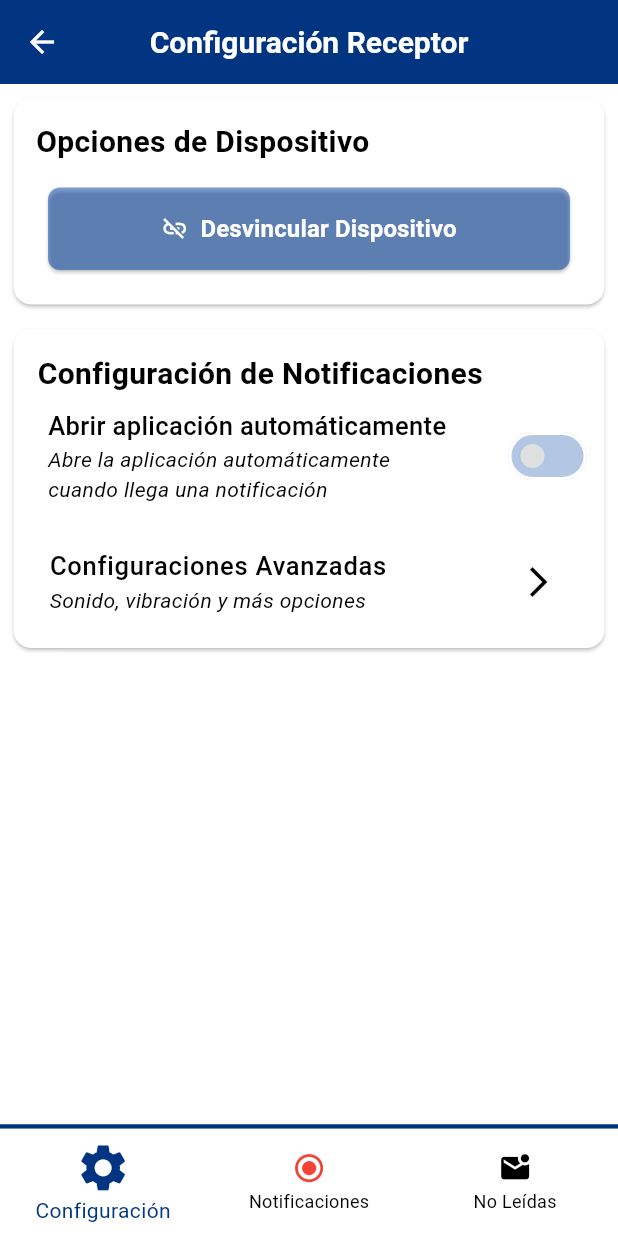
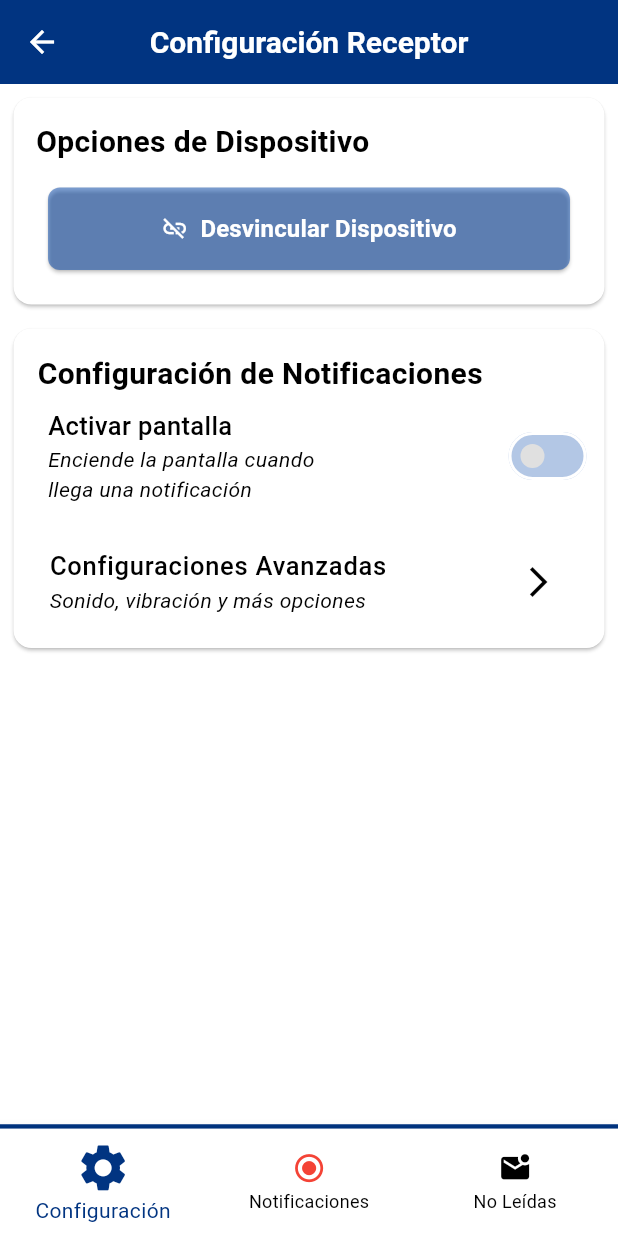
Before and after one commit to J-Manriquez/connect, a Flutter app: the ReceptorSettingsScreen screen opened by its route, on a phone screen of 412 x 824 dp. Run offline on Flutter 3.47's test engine with Material 3 defaults, Android fonts, the phone set to English and light mode, and no system bars; our stand-ins replace cloud_firestore, firebase_core, permission_handler, shared_preferences; accounts and stored records are empty.

Commit message:
encender pantalla y auto open app por separado

```diff
--- a/lib/screens/receptor/receptor_settings_screen.dart
+++ b/lib/screens/receptor/receptor_settings_screen.dart
@@ -15,8 +15,10 @@ class ReceptorSettingsScreen extends StatefulWidget {
 }
 
 class _ReceptorSettingsScreenState extends State<ReceptorSettingsScreen>
-    with WidgetsBindingObserver { // ✅ Añadir observer
+    with WidgetsBindingObserver {
   bool _notificationsEnabled = false;
+  // ✅ SEPARAR EN DOS VARIABLES
+  bool _screenWakeEnabled = false;
   bool _autoOpenEnabled = false;
   bool _isLoading = true;
 
@@ -68,16 +70,31 @@ class _ReceptorSettingsScreenState extends State<ReceptorSettingsScreen>
     });
 
     final notificationsEnabled = await LocalNotificationService.areNotificationsEnabled();
+    // ✅ CARGAR LAS NUEVAS CONFIGURACIONES SEPARADAS
+    final screenWakeEnabled = await LocalNotificationService.isScreenWakeEnabled();
     final autoOpenEnabled = await LocalNotificationService.isAutoOpenEnabled();
 
     setState(() {
       _notificationsEnabled = notificationsEnabled;
+      _screenWakeEnabled = screenWakeEnabled;
       _autoOpenEnabled = autoOpenEnabled;
       _isLoading = false;
     });
 
-    // ✅ SOLUCIÓN: Verificar estado del servicio después de cargar configuración
     _ensureNotificationServiceActive();
+  }
+
+  // ✅ NUEVOS MÉTODOS PARA LOS DOS SWITCHES
+  Future<void> _toggleScreenWake(bool value) async {
+    await LocalNotificationService.setScreenWakeEnabled(value);
+    setState(() {
+      _screenWakeEnabled = value;
+      // Si se desactiva screen wake, también desactivar auto-open
+      if (!value && _autoOpenEnabled) {
+        _autoOpenEnabled = false;
+        LocalNotificationService.setAutoOpenEnabled(false);
+      }
+    });
   }
 
   Future<void> _toggleAutoOpen(bool value) async {
@@ -202,6 +219,7 @@ class _ReceptorSettingsScreenState extends State<ReceptorSettingsScreen>
                             ),
                           ),
                         ),
+                        // ✅ PRIMER SWITCH: ACTIVAR PANTALLA
                         Row(
                           mainAxisAlignment: MainAxisAlignment.spaceBetween,
                           children: [
@@ -212,7 +230,7 @@ class _ReceptorSettingsScreenState extends State<ReceptorSettingsScreen>
                                 Padding(
                                   padding: const EdgeInsets.only(left: 15),
                                   child: Text(
-                                    'Abrir aplicación automáticamente',
+                                    'Activar pantalla',
                                     style: TextStyle(
                                       fontSize: 17,
                                       fontWeight: FontWeight.w500,
@@ -222,7 +240,7 @@ class _ReceptorSettingsScreenState extends State<ReceptorSettingsScreen>
                                 Padding(
                                   padding: EdgeInsets.only(left: 15),
                                   child: Text(
-                                    'Abre la aplicación automáticamente \ncuando llega una notificación',
+                                    'Enciende la pantalla cuando \nllega una notificación',
                                     style: TextStyle(
                                       fontSize: 14,
                                       fontStyle: FontStyle.italic,
@@ -232,14 +250,56 @@ class _ReceptorSettingsScreenState extends State<ReceptorSettingsScreen>
                               ],
                             ),
                             Switch(
-                              value: _autoOpenEnabled,
-                              onChanged: _toggleAutoOpen,
+                              value: _screenWakeEnabled,
+                              onChanged: _toggleScreenWake,
                               activeColor: Colors.green,
                               inactiveTrackColor: customColor[200],
                               inactiveThumbColor: Colors.grey[300],
                             ),
                           ],
                         ),
+                        // ✅ SEGUNDO SWITCH: AUTO-APERTURA (SOLO VISIBLE SI SCREEN WAKE ESTÁ ACTIVO)
+                        if (_screenWakeEnabled) ...[
+                          const SizedBox(height: 8),
+                          Padding(
+                            padding: const EdgeInsets.only(left: 20),
+                            child: Row(
+                              mainAxisAlignment: MainAxisAlignment.spaceBetween,
+                              children: [
+                                Expanded(
+                                  child: Column(
+                                    crossAxisAlignment: CrossAxisAlignment.start,
+                                    children: [
+                                      Text(
+                                        'Abrir aplicación automáticamente',
+                                        style: TextStyle(
+                                          fontSize: 16,
+                                          fontWeight: FontWeight.w500,
+                                          color: Colors.grey[700],
+                                        ),
+                                      ),
+                                      Text(
+                                        'Abre la aplicación automáticamente \ncuando llega una notificación',
+                                        style: TextStyle(
+                                          fontSize: 13,
+                                          fontStyle: FontStyle.italic,
+                                          color: Colors.grey[600],
+                                        ),
+                                      ),
+                                    ],
+                                  ),
+                                ),
+                                Switch(
+                                  value: _autoOpenEnabled,
+                                  onChanged: _toggleAutoOpen,
+                                  activeColor: Colors.green,
+                                  inactiveTrackColor: customColor[200],
+                                  inactiveThumbColor: Colors.grey[300],
+                                ),
+                              ],
+                            ),
+                          ),
+                        ],
                         const Divider(),
                         // Botón para configuraciones avanzadas
                         ListTile(
--- a/lib/services/local_notification_service.dart
+++ b/lib/services/local_notification_service.dart
@@ -9,6 +9,8 @@ class LocalNotificationService {
   static const String KEY_NOTIFICATIONS_ENABLED = 'local_notifications_enabled';
   static const String KEY_SOUND_ENABLED = 'local_notifications_sound';
   static const String KEY_VIBRATION_ENABLED = 'local_notifications_vibration';
+  // ✅ NUEVAS CLAVES SEPARADAS
+  static const String KEY_SCREEN_WAKE_ENABLED = 'local_notifications_screen_wake';
   static const String KEY_AUTO_OPEN_ENABLED = 'local_notifications_auto_open';
 
   // Callback para manejar cuando se toca una notificación
@@ -86,6 +88,8 @@ class LocalNotificationService {
     final prefs = await SharedPreferences.getInstance();
     final soundEnabled = prefs.getBool(KEY_SOUND_ENABLED) ?? true;
     final vibrationEnabled = prefs.getBool(KEY_VIBRATION_ENABLED) ?? true;
+    // ✅ OBTENER LAS NUEVAS CONFIGURACIONES SEPARADAS
+    final screenWakeEnabled = prefs.getBool(KEY_SCREEN_WAKE_ENABLED) ?? false;
     final autoOpenEnabled = prefs.getBool(KEY_AUTO_OPEN_ENABLED) ?? false;
 
     try {
@@ -97,6 +101,8 @@ class LocalNotificationService {
         'notificationId': notificationId,
         'soundEnabled': soundEnabled,
         'vibrationEnabled': vibrationEnabled,
+        // ✅ ENVIAR LAS NUEVAS CONFIGURACIONES SEPARADAS
+        'screenWakeEnabled': screenWakeEnabled,
         'autoOpenEnabled': autoOpenEnabled,
       });
     } catch (e) {
@@ -140,9 +146,26 @@ class LocalNotificationService {
   }
 
   // Habilitar o deshabilitar apertura automática
+  // ✅ NUEVOS MÉTODOS PARA MANEJAR ACTIVACIÓN DE PANTALLA
+  static Future<void> setScreenWakeEnabled(bool enabled) async {
+    final prefs = await SharedPreferences.getInstance();
+    await prefs.setBool(KEY_SCREEN_WAKE_ENABLED, enabled);
+  }
+
+  static Future<bool> isScreenWakeEnabled() async {
+    final prefs = await SharedPreferences.getInstance();
+    return prefs.getBool(KEY_SCREEN_WAKE_ENABLED) ?? false;
+  }
+
+  // ✅ MODIFICAR MÉTODOS DE AUTO-APERTURA PARA QUE DEPENDAN DE SCREEN_WAKE
   static Future<void> setAutoOpenEnabled(bool enabled) async {
     final prefs = await SharedPreferences.getInstance();
     await prefs.setBool(KEY_AUTO_OPEN_ENABLED, enabled);
+  }
+
+  static Future<bool> isAutoOpenEnabled() async {
+    final prefs = await SharedPreferences.getInstance();
+    return prefs.getBool(KEY_AUTO_OPEN_ENABLED) ?? false;
   }
 
   // Obtener configuración de sonido
@@ -156,10 +179,4 @@ class LocalNotificationService {
     final prefs = await SharedPreferences.getInstance();
     return prefs.getBool(KEY_VIBRATION_ENABLED) ?? true;
   }
-
-  // Obtener configuración de apertura automática
-  static Future<bool> isAutoOpenEnabled() async {
-    final prefs = await SharedPreferences.getInstance();
-    return prefs.getBool(KEY_AUTO_OPEN_ENABLED) ?? false;
-  }
 }
```
Also changed, not shown: 2 other files.
